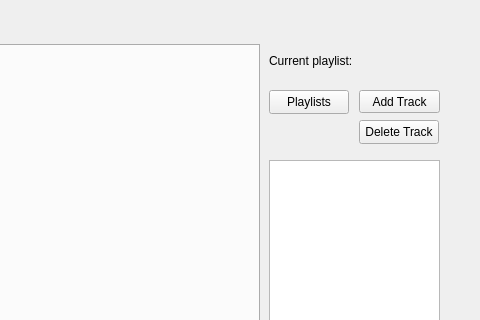
monarxy/MusicPlayer, file widget.ui: the form before one commit; both pictures show x 381 to 861 and y 0 to 320 of the 861 by 674 pixel window.
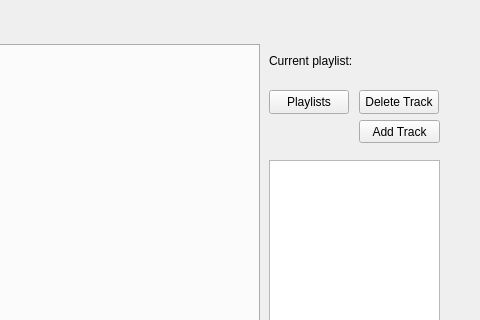
The form after the commit. Icons and pictures are not drawn.

```diff
--- a/widget.ui
+++ b/widget.ui
@@ -233,7 +233,7 @@
      <property name="geometry">
       <rect>
        <x>720</x>
-       <y>70</y>
+       <y>100</y>
        <width>81</width>
        <height>23</height>
       </rect>
@@ -259,7 +259,7 @@
      <property name="geometry">
       <rect>
        <x>720</x>
-       <y>100</y>
+       <y>70</y>
        <width>80</width>
        <height>24</height>
       </rect>
```
